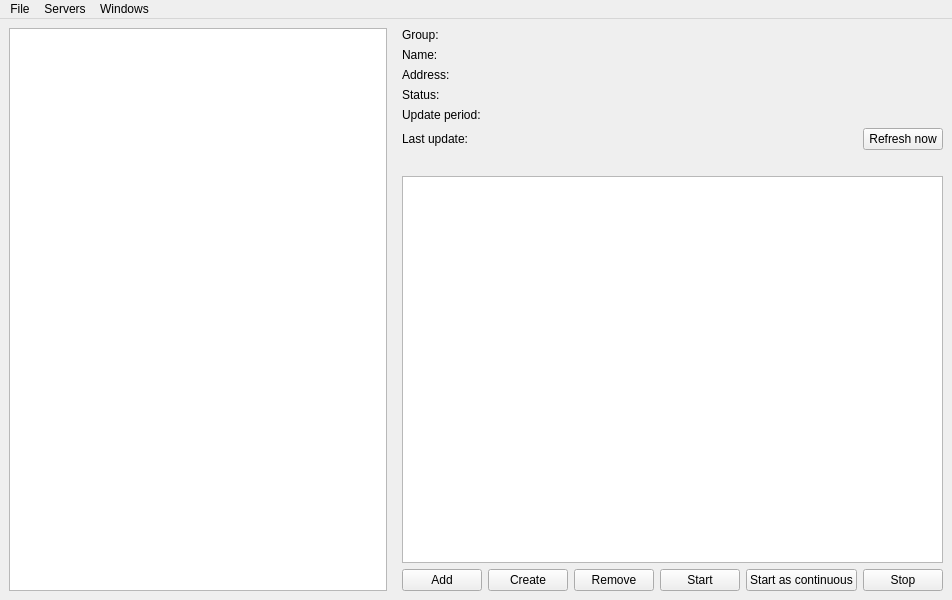
Old version of the form couchman/forms/MainWindow.ui in the repository kolyanu4/couchman.
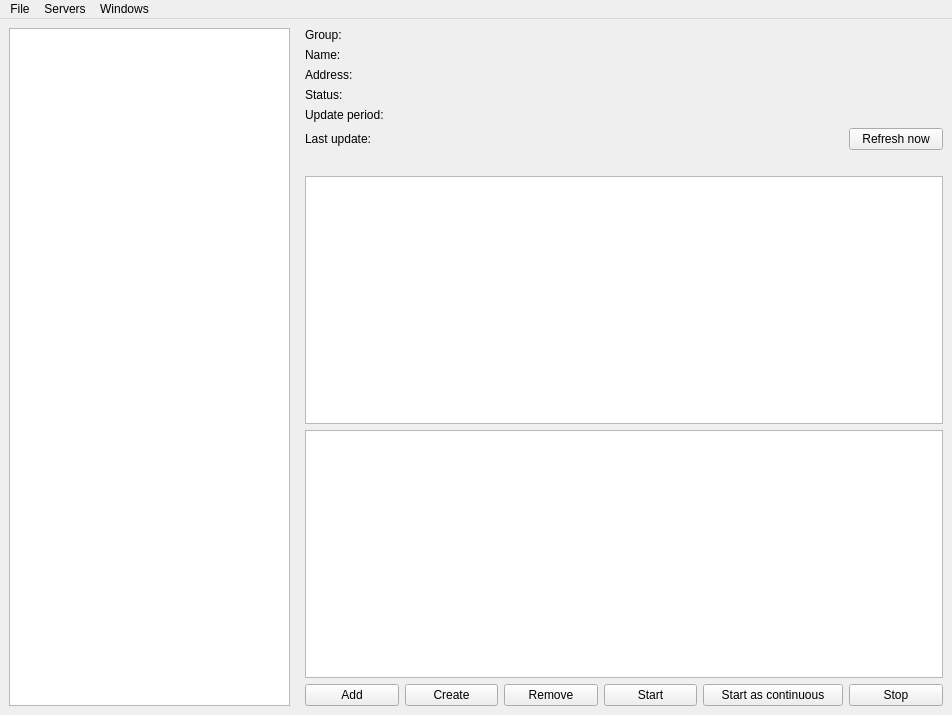
New version of the form.

Commit message: add persistent replication table. #54

```diff
--- a/couchman/forms/MainWindow.ui
+++ b/couchman/forms/MainWindow.ui
@@ -7,7 +7,7 @@
     <x>0</x>
     <y>0</y>
     <width>952</width>
-    <height>600</height>
+    <height>715</height>
    </rect>
   </property>
   <property name="windowTitle">
@@ -23,7 +23,7 @@
    <property name="enabled">
     <bool>true</bool>
    </property>
-   <layout class="QGridLayout" name="gridLayout" rowstretch="0,0,0,0,0,0,0,0,0" columnstretch="40,1,0,5,5,5,5,10,5">
+   <layout class="QGridLayout" name="gridLayout" rowstretch="0,0,0,0,0,0,0,0,0,0" columnstretch="30,1,0,10,10,10,10,15,10">
     <item row="0" column="5" colspan="4">
      <widget class="QLabel" name="lbl_srv_group">
       <property name="text">
@@ -104,35 +104,35 @@
       </property>
      </widget>
     </item>
-    <item row="8" column="7">
+    <item row="9" column="7">
      <widget class="QPushButton" name="btn_start_con">
       <property name="text">
        <string>Start as continuous</string>
       </property>
      </widget>
     </item>
-    <item row="8" column="8">
+    <item row="9" column="8">
      <widget class="QPushButton" name="btn_stoptask">
       <property name="text">
        <string>Stop</string>
       </property>
      </widget>
     </item>
-    <item row="8" column="6">
+    <item row="9" column="6">
      <widget class="QPushButton" name="btn_starttask">
       <property name="text">
        <string>Start</string>
       </property>
      </widget>
     </item>
-    <item row="8" column="5">
+    <item row="9" column="5">
      <widget class="QPushButton" name="btn_rmtask">
       <property name="text">
        <string>Remove</string>
       </property>
      </widget>
     </item>
-    <item row="8" column="3">
+    <item row="9" column="3">
      <widget class="QPushButton" name="btn_addtask">
       <property name="text">
        <string>Add</string>
@@ -181,7 +181,7 @@
       </property>
      </widget>
     </item>
-    <item row="0" column="0" rowspan="9">
+    <item row="0" column="0" rowspan="10">
      <widget class="QTreeView" name="tlw_servers">
       <property name="mouseTracking">
        <bool>false</bool>
@@ -206,7 +206,7 @@
       </property>
      </widget>
     </item>
-    <item row="8" column="4">
+    <item row="9" column="4">
      <widget class="QPushButton" name="btn_create_replication">
       <property name="text">
        <string>Create</string>
@@ -220,6 +220,25 @@
       </property>
      </widget>
     </item>
+    <item row="8" column="3" colspan="6">
+     <widget class="QTreeView" name="tlw_persistent">
+      <property name="editTriggers">
+       <set>QAbstractItemView::NoEditTriggers</set>
+      </property>
+      <property name="selectionMode">
+       <enum>QAbstractItemView::NoSelection</enum>
+      </property>
+      <property name="rootIsDecorated">
+       <bool>false</bool>
+      </property>
+      <property name="itemsExpandable">
+       <bool>false</bool>
+      </property>
+      <property name="expandsOnDoubleClick">
+       <bool>false</bool>
+      </property>
+     </widget>
+    </item>
    </layout>
   </widget>
   <widget class="QMenuBar" name="menubar">
```
The commit also changes 4 other files.
